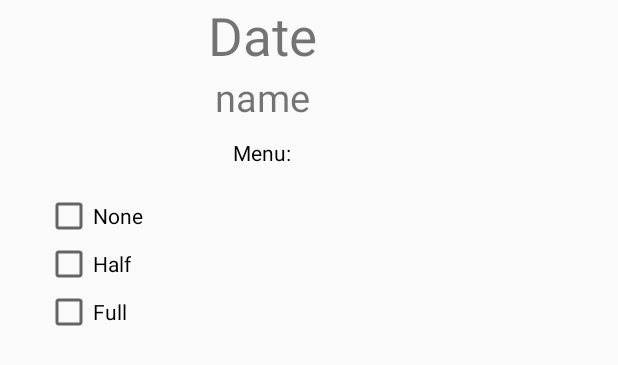
After one commit to nastala/MyPreSchool, an Android app: the layout layout_student_status_dialog.xml on its own in the app's theme, with its tools: preview values and no code run, on a phone screen of 412 x 824 dp. The commit adds this screen. Shown: the top 365 px of the screen. Run offline under Robolectric (Android 15) with nearby library versions, the phone set to English and light mode, and no system bars.

Commit message:
şimdilik bu kadar

```diff
--- a/app/src/main/java/com/example/mypreschool/Fragments/SelectStudentScreenFragment.java
+++ b/app/src/main/java/com/example/mypreschool/Fragments/SelectStudentScreenFragment.java
@@ -91,6 +91,7 @@ public class SelectStudentScreenFragment extends Fragment {
                     student.setClassID(documentSnapshot.getString("classID"));
                     student.setParentID(documentSnapshot.getString("parentID"));
                     student.setSchoolID(documentSnapshot.getString("schoolID"));
+                    student.setStudentID(documentSnapshot.getId());
                     Log.d(TAG, student.getClassID());
 
                     students.add(student);
--- /dev/null
+++ b/app/src/main/res/layout/layout_student_status_dialog.xml
@@ -0,0 +1,96 @@
+<?xml version="1.0" encoding="utf-8"?>
+<LinearLayout
+    xmlns:android="http://schemas.android.com/apk/res/android"
+    android:layout_width="350dp"
+    android:layout_height="wrap_content"
+    android:orientation="vertical">
+
+
+    <LinearLayout
+        android:layout_width="match_parent"
+        android:layout_height="wrap_content"
+        android:orientation="vertical"
+        android:id="@+id/llStat">
+
+        <TextView
+            android:layout_width="wrap_content"
+            android:layout_height="wrap_content"
+            android:text="Date"
+            android:textSize="35sp"
+            android:layout_gravity="center"
+            android:id="@+id/tvDate"/>
+
+        <TextView
+            android:layout_width="wrap_content"
+            android:layout_height="wrap_content"
+            android:text="name"
+            android:textSize="25sp"
+            android:id="@+id/tvName"
+            android:layout_gravity="center"/>
+
+        <ProgressBar
+            android:layout_width="wrap_content"
+            android:layout_height="wrap_content"
+            android:layout_gravity="center"
+            android:id="@+id/pbFood"
+            android:visibility="gone"/>
+
+        <TextView
+            android:layout_width="wrap_content"
+            android:layout_height="wrap_content"
+            android:layout_marginTop="10dp"
+            android:textColor="@color/siyah"
+            android:text="Menu:"
+            android:layout_gravity="center"/>
+
+        <LinearLayout
+            android:layout_width="match_parent"
+            android:layout_height="wrap_content"
+            android:orientation="horizontal"
+            android:id="@+id/llFood"
+            android:visibility="visible">
+
+
+            <RadioGroup
+                android:layout_width="wrap_content"
+                android:layout_height="wrap_content"
+                android:layout_marginTop="10dp"
+                android:layout_marginStart="30dp"
+                android:layout_gravity="center">
+
+                <CheckBox
+                    android:layout_width="wrap_content"
+                    android:layout_height="wrap_content"
+                    android:text="None"
+                    android:id="@+id/cbNone"
+                    android:clickable="false"/>
+
+                <CheckBox
+                    android:layout_width="wrap_content"
+                    android:layout_height="wrap_content"
+                    android:text="Half"
+                    android:id="@+id/cbHalf"
+                    android:clickable="false"/>
+
+                <CheckBox
+                    android:layout_width="wrap_content"
+                    android:layout_height="wrap_content"
+                    android:text="Full"
+                    android:id="@+id/cbFull"
+                    android:clickable="false"/>
+            </RadioGroup>
+            <LinearLayout
+                android:layout_width="match_parent"
+                android:layout_height="wrap_content"
+                android:orientation="vertical"
+                android:gravity="end">
+
+                <ListView
+                    android:layout_width="200dp"
+                    android:layout_height="110dp"
+                    android:layout_gravity="end"
+                    android:id="@+id/lvFoodList"/>
+            </LinearLayout>
+        </LinearLayout>
+    </LinearLayout>
+</LinearLayout>
```
Also changed, not shown: app/src/main/java/com/example/mypreschool/Fragments/BottomNavigationFragments/StudentCalendarFragment.java (added, +211 -0 lines), app/src/main/java/com/example/mypreschool/Fragments/BottomNavigationFragments/StudentMainFragment.java (added, +79 -0 lines), app/src/main/java/com/example/mypreschool/StudentMainActivity.java (+20 -8 lines), app/src/main/res/layout/fragment_student_calendar.xml (added, +22 -0 lines), app/src/main/res/layout/fragment_student_main.xml (added, +14 -0 lines).
